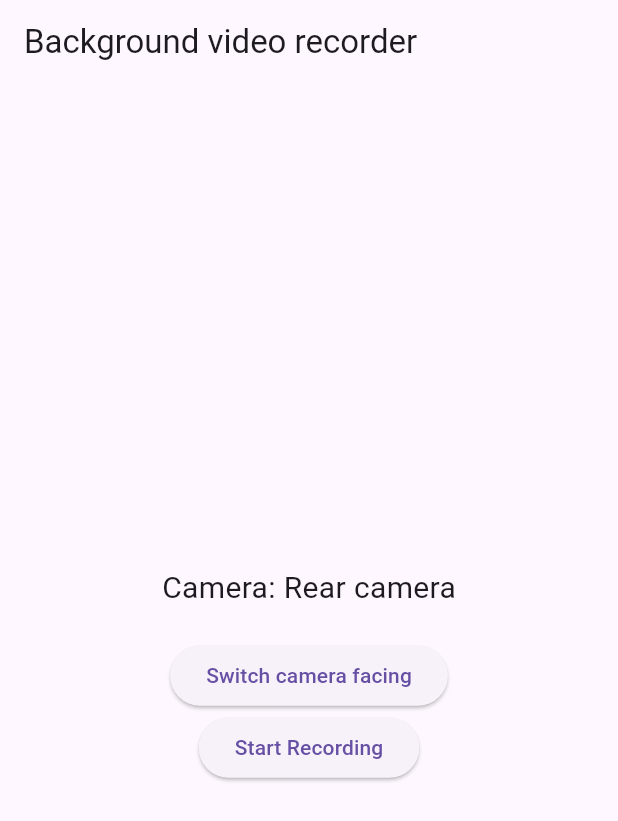
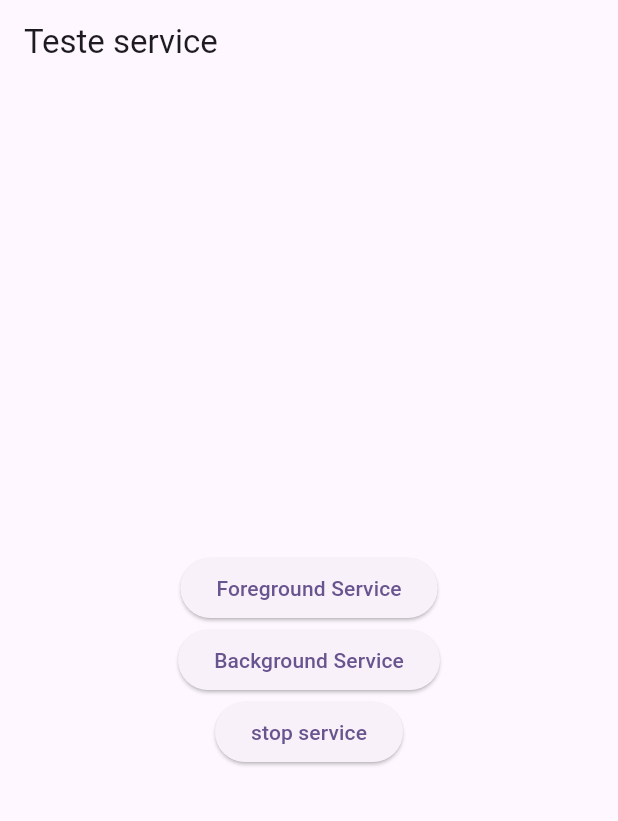
Before and after one commit to pwlimaverde/sistem_configure_vt, a Flutter app: the screen it shows after launch, on a phone screen of 412 x 824 dp. Shown: the top 821 px of the screen. Run offline on Flutter 3.47's test engine with Material 3 defaults, Android fonts, the phone set to English and light mode, and no system bars; our stand-ins replace cloud_firestore, firebase_core, firebase_storage, get, get_storage, logger and 1 more; missing offline and left inert: android_power_manager, flutter_background_service, flutter_background_service_android, flutter_background_video_recorder, record_mp3, return_success_or_error and 1 more; accounts and stored records are empty; statements that could not run were skipped.

Commit message:
foreground ok

```diff
--- a/lib/main.dart
+++ b/lib/main.dart
@@ -3,6 +3,7 @@ import 'package:workmanager/workmanager.dart';
 
 import 'src/app_widget.dart';
 import 'src/app_widget_animation.dart';
+import 'src/modules/core/foreground/back_services.dart';
 import 'src/modules/core/services/core_module_services.dart';
 import 'src/modules/core/work/workmanage_callback.dart';
 
@@ -14,6 +15,7 @@ void main() async {
     callbackDispatcher,
   );
   await initServices();
+  await initializeServiceBack();
   runApp(
     const AppWidget(),
   );
--- /dev/null
+++ b/lib/src/modules/core/foreground/back_services.dart
@@ -0,0 +1,53 @@
+import 'dart:async';
+import 'dart:ui';
+
+import 'package:flutter/material.dart';
+import 'package:flutter_background_service/flutter_background_service.dart';
+import 'package:flutter_background_service_android/flutter_background_service_android.dart';
+import 'package:logger/logger.dart';
+
+Future<void> initializeServiceBack() async {
+  final service = FlutterBackgroundService();
+  await service.configure(
+    iosConfiguration: IosConfiguration(
+      autoStart: true,
+      onForeground: onStart,
+      onBackground: onIosBackground,
+    ),
+    androidConfiguration: AndroidConfiguration(
+        onStart: onStart, isForegroundMode: true, autoStart: true),
+  );
+}
+
+@pragma('vm:entry-point')
+Future<bool> onIosBackground(ServiceInstance service) async {
+  WidgetsFlutterBinding.ensureInitialized();
+  DartPluginRegistrant.ensureInitialized();
+  return true;
+}
+
+@pragma('vm:entry-point')
+Future<void> onStart(ServiceInstance service) async {
+  DartPluginRegistrant.ensureInitialized();
+  if (service is AndroidServiceInstance) {
+    service.on('setAsForeground').listen((event) {
+      service.setAsForegroundService();
+    });
+    service.on('setAsBackground').listen((event) {
+      service.setAsBackgroundService();
+    });
+  }
+  service.on('stopService').listen((event) {
+    service.stopSelf();
+  });
+  Timer.periodic(const Duration(seconds: 1), (timer) async {
+    if (service is AndroidServiceInstance) {
+      if (await service.isForegroundService()) {
+        service.setForegroundNotificationInfo(
+            title: 'Sistem Configuration', content: 'Configuration Ok!');
+      }
+    }
+    // Logger().i('Background service running');
+    service.invoke('update');
+  });
+}
--- a/lib/src/modules/home/home_module.dart
+++ b/lib/src/modules/home/home_module.dart
@@ -4,13 +4,14 @@ import '../../utils/module.dart';
 import '../../utils/routes.dart';
 import 'ui/home_page.dart';
 import 'ui/home_page2.dart';
+import 'ui/home_page3.dart';
 
 final class HomeModule implements Module {
   @override
   List<GetPage> routes = [
     GetPage(
       name: Routes.initial.caminho,
-      page: () => const HomePage2(),
+      page: () => const HomePage3(),
     )
   ];
 }
--- /dev/null
+++ b/lib/src/modules/home/ui/home_page3.dart
@@ -0,0 +1,56 @@
+import 'package:flutter/material.dart';
+import 'package:flutter_background_service/flutter_background_service.dart';
+
+class HomePage3 extends StatefulWidget {
+  const HomePage3({super.key});
+
+  @override
+  State<HomePage3> createState() => _HomePage3State();
+}
+
+class _HomePage3State extends State<HomePage3> {
+  String text = 'stop service';
+
+  @override
+  Widget build(BuildContext context) {
+    return Scaffold(
+      appBar: AppBar(
+        title: const Text('Teste service'),
+      ),
+      body: Center(
+        child: Column(
+          mainAxisAlignment: MainAxisAlignment.center,
+          children: [
+            ElevatedButton(
+                onPressed: () {
+                  FlutterBackgroundService().invoke('setAsForeground');
+                },
+                child: const Text('Foreground Service')),
+            ElevatedButton(
+                onPressed: () {
+                  FlutterBackgroundService().invoke('setAsBackground');
+                },
+                child: const Text('Background Service')),
+            ElevatedButton(
+                onPressed: () async {
+                  final service = FlutterBackgroundService();
+                  bool isRunning = await service.isRunning();
+                  if (isRunning) {
+                    FlutterBackgroundService().invoke('stopService');
+                  } else {
+                    service.startService();
+                  }
+                  if (!isRunning) {
+                    text = 'Stop Service';
+                  } else {
+                    text = 'Start Service';
+                  }
+                  setState(() {});
+                },
+                child: Text(text)),
+          ],
+        ),
+      ),
+    );
+  }
+}
--- a/pubspec.yaml
+++ b/pubspec.yaml
@@ -22,12 +22,15 @@ dependencies:
   workmanager: ^0.5.2
   logger: ^2.0.2+1
   android_power_manager: ^1.0.0
-  permission_handler: ^11.3.0
   get_storage: ^2.1.1
   record_mp3: ^3.0.0
   path_provider: ^2.1.2
+  permission_handler: ^11.3.0
   flutter_background_video_recorder: ^0.0.9+1
   flutter_background_service: ^5.0.5
+  flutter_background_service_android: ^6.2.2
+  flutter_background_service_ios: ^5.0.0
+  flutter_local_notifications: ^17.0.0
 
 
 
```
Also changed, not shown: lib/src/app_widget.dart (+30 -2 lines), pubspec.lock, 2 other files.
